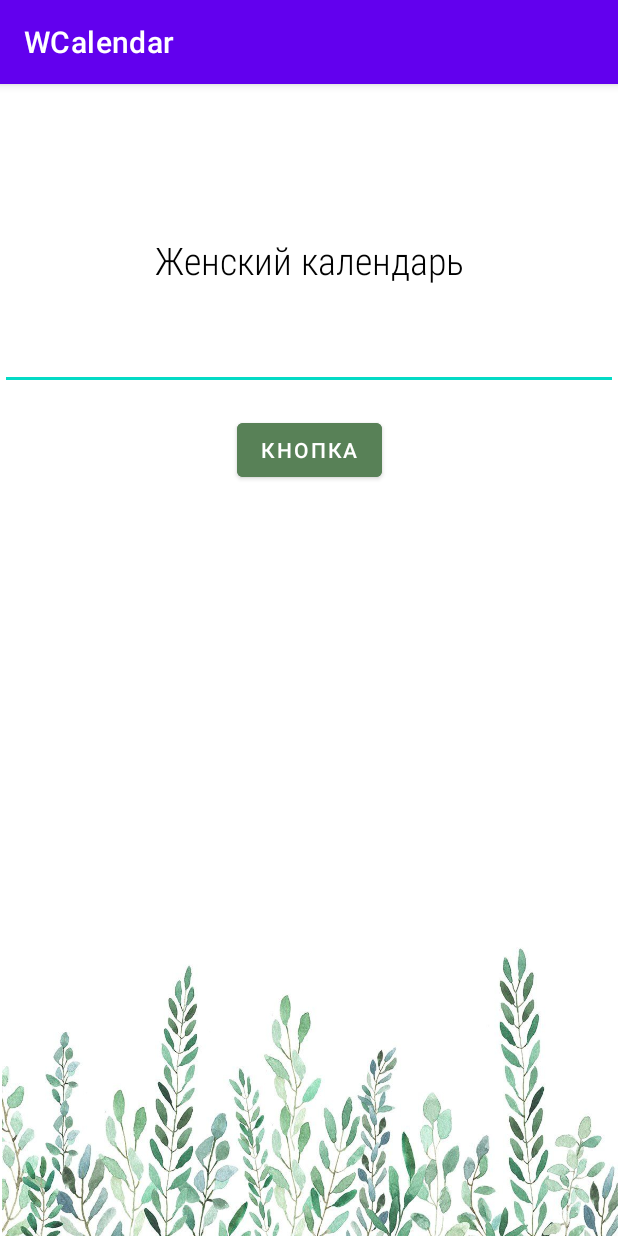
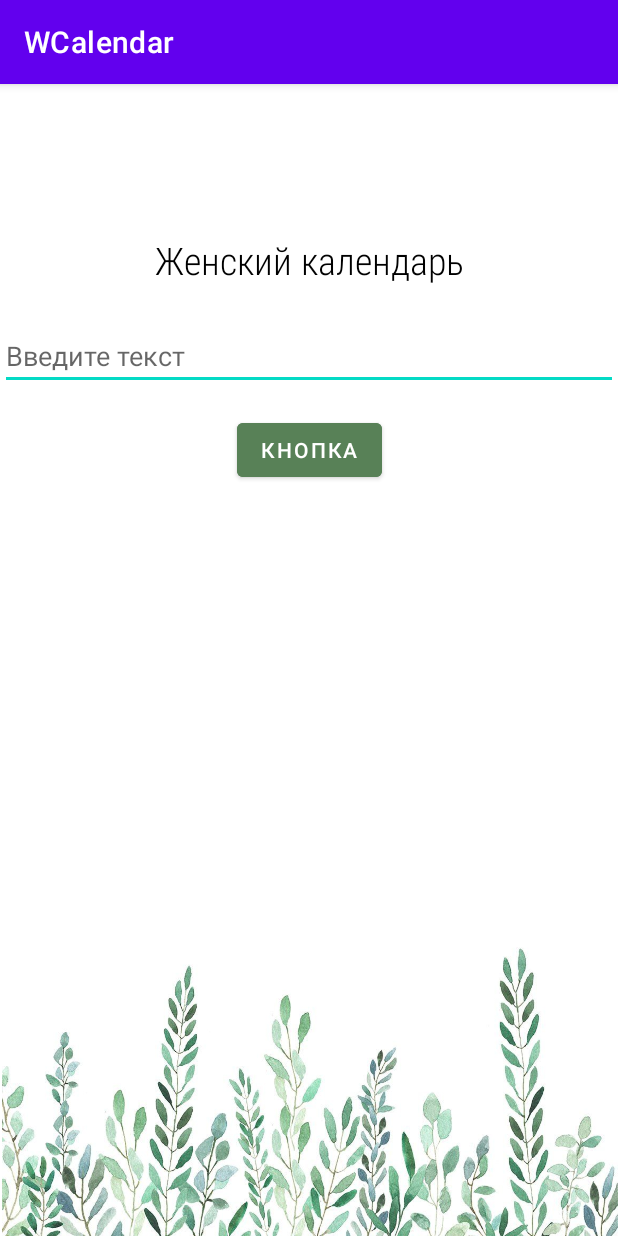
Before and after one commit to skityova/WCalendar, an Android app: the screen it shows after launch (MainActivity), on a phone screen of 412 x 824 dp. Run offline under Robolectric (Android 15) with nearby library versions, the phone set to English and light mode, and no system bars.

Commit message:
Add work with resources

```diff
--- a/app/src/main/java/com/corylab/wcalendar/MainActivity.java
+++ b/app/src/main/java/com/corylab/wcalendar/MainActivity.java
@@ -3,6 +3,10 @@ package com.corylab.wcalendar;
 import androidx.appcompat.app.AppCompatActivity;
 
 import android.os.Bundle;
+import android.widget.Button;
+import android.widget.EditText;
+import android.widget.ImageView;
+import android.widget.TextView;
 
 public class MainActivity extends AppCompatActivity {
 
@@ -10,5 +14,13 @@ public class MainActivity extends AppCompatActivity {
     protected void onCreate(Bundle savedInstanceState) {
         super.onCreate(savedInstanceState);
         setContentView(R.layout.activity_main);
+        TextView titleText = (TextView) findViewById(R.id.title_text);
+        titleText.setText("Женский календарь");
+        EditText editText = (EditText) findViewById(R.id.editText);
+        editText.setHint("Введите текст");
+        ImageView flowerCircle = (ImageView) findViewById(R.id.flower_circle);
+        flowerCircle.setImageResource(R.drawable.img_1);
+        Button button = (Button) findViewById(R.id.button);
+        button.setText(R.string.main_button);
     }
 }
```
